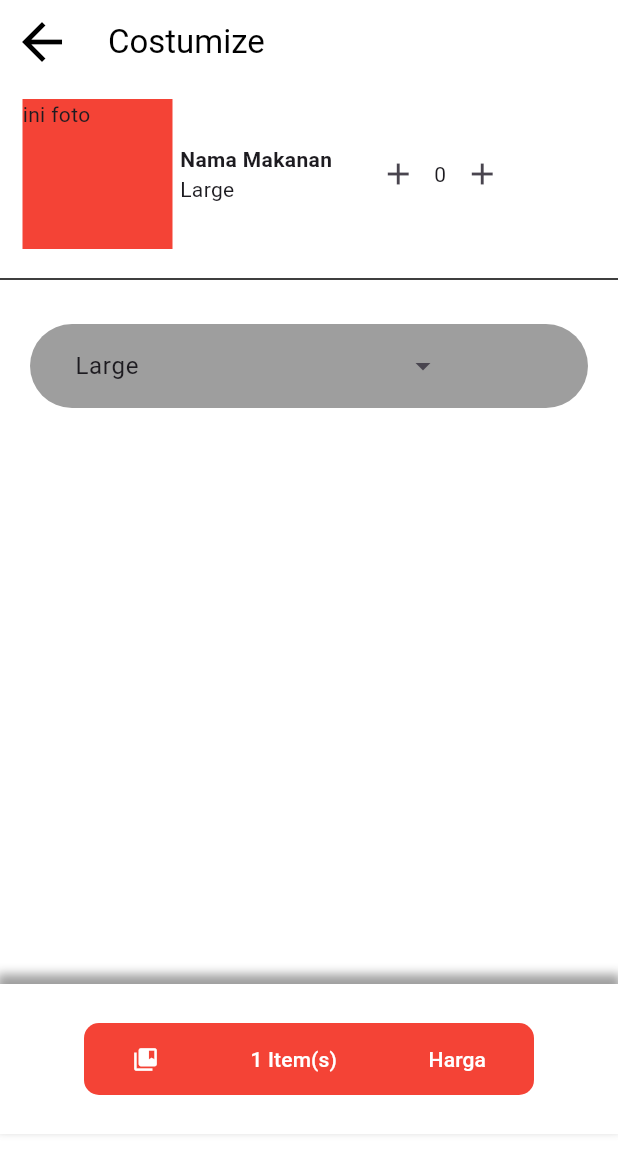
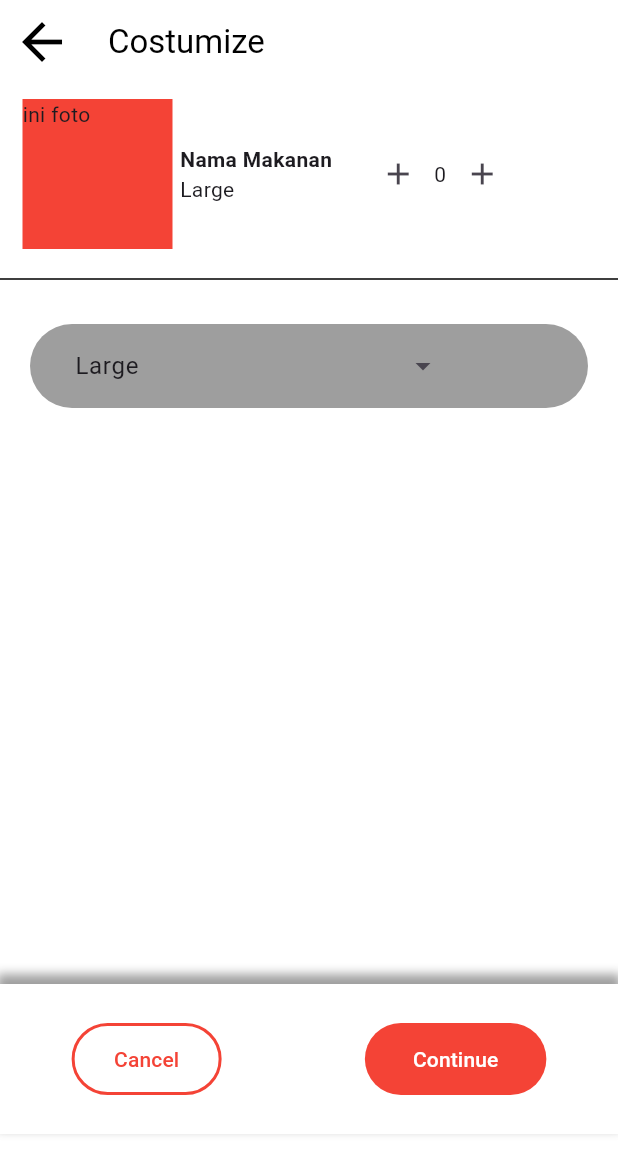
Before and after one commit to siwakasen/tubes_pbp, a Flutter app: the screen it shows after launch, on a phone screen of 412 x 824 dp. Shown: the top 1174 px of the screen. Run offline on Flutter 3.47's test engine with Material 3 defaults, Android fonts, the phone set to English and light mode, and no system bars; our stand-ins replace extended_image, flutter_map, flutter_rating_bar, fluttertoast, geocoding, geolocator and 5 more; missing offline and left inert: checkbox_formfield.

Commit message:
costumize fix

```diff
--- a/lib/view/delivery/onBeli_makan.dart
+++ b/lib/view/delivery/onBeli_makan.dart
@@ -170,32 +170,44 @@ class _onBeliViewState extends State<onBeliView> {
               child: Container(
                 color: Colors.white,
                 child: Center(
-                  child: Container(
-                      width: 300,
+                  child: Row(
+                    mainAxisAlignment: MainAxisAlignment.spaceAround,
+                    children: [
+                      Container(
+                        width: 100,
+                        foregroundDecoration: BoxDecoration(
+                            border: Border.all(color: Colors.red, width: 2),
+                            borderRadius:
+                                BorderRadius.all(Radius.circular(50))),
+                        decoration: const ShapeDecoration(
+                            shape: RoundedRectangleBorder(
+                                borderRadius:
+                                    BorderRadius.all(Radius.circular(50)))),
+                        child: TextButton(
+                          child: Text(
+                            "Cancel",
+                            style: TextStyle(color: Colors.red),
+                          ),
+                          onPressed: () {},
+                        ),
+                      ),
+                      Container(
                         padding: EdgeInsets.symmetric(horizontal: 20),
                         decoration: const ShapeDecoration(
                             color: Colors.red,
                             shape: RoundedRectangleBorder(
                                 borderRadius:
-                                  BorderRadius.all(Radius.circular(10)))),
+                                    BorderRadius.all(Radius.circular(50)))),
                         child: TextButton(
-                        child: const Row(
-                          mainAxisAlignment: MainAxisAlignment.spaceBetween,
-                          children: [
-                            Icon(Icons.collections_bookmark,
-                                color: Colors.white),
-                            Text(
-                              "1 Item(s)",
+                          child: Text(
+                            "Continue",
                             style: TextStyle(color: Colors.white),
                           ),
-                            Text(
-                              "Harga",
-                              style: TextStyle(color: Colors.white),
+                          onPressed: () {},
+                        ),
                       ),
                     ],
                   ),
-                        onPressed: () {},
-                      )),
                 ),
               ),
             )
```
Lines whose indentation alone changed are shown as unchanged.
